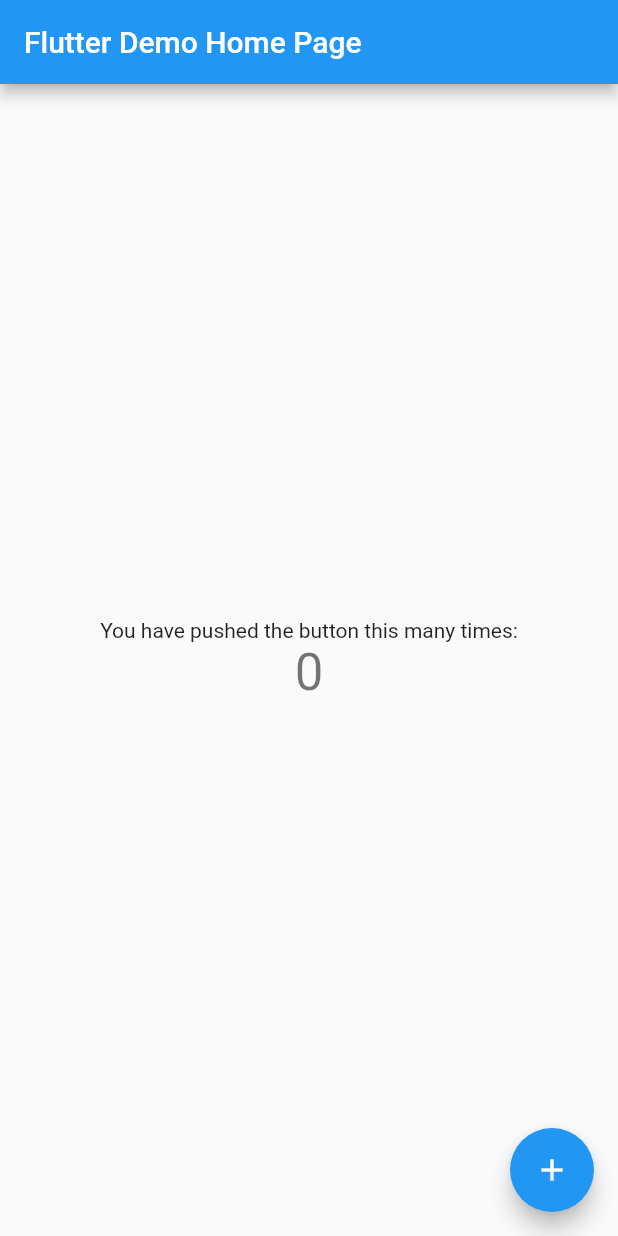
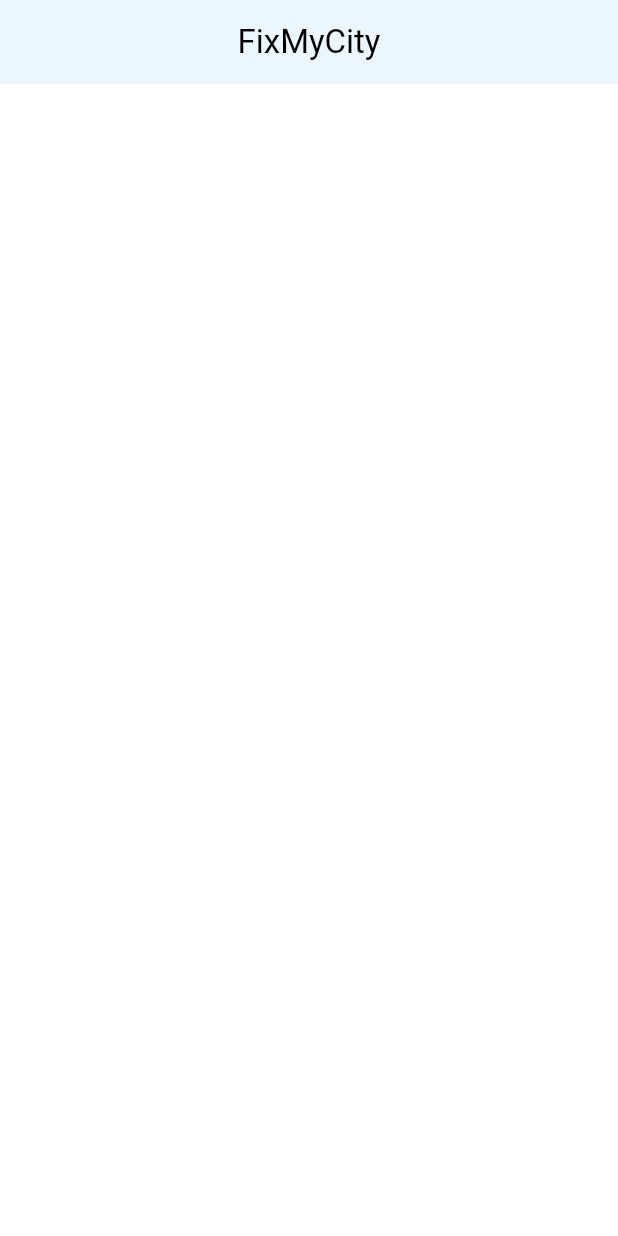
Before and after one commit to madhavbiju/FixMyCity, a Flutter app: the screen it shows after launch, on a phone screen of 412 x 824 dp. Run offline on Flutter 3.47's test engine with Material 2 defaults, Android fonts, the phone set to English and light mode, and no system bars; drawn by our look-alikes of dynamic_color.

Commit message:
Hello MD3

```diff
--- /dev/null
+++ b/lib/Screens/home.dart
@@ -0,0 +1,19 @@
+import 'package:flutter/material.dart';
+
+class HomePage extends StatefulWidget {
+  @override
+  _HomePageState createState() => _HomePageState();
+}
+
+class _HomePageState extends State<HomePage> {
+  @override
+  Widget build(BuildContext context) {
+    return Scaffold(
+      appBar: AppBar(
+        elevation: 4,
+        centerTitle: true,
+        title: Text('FixMyCity'),
+      ),
+    );
+  }
+}
--- a/lib/main.dart
+++ b/lib/main.dart
@@ -1,115 +1,35 @@
 import 'package:flutter/material.dart';
+import 'package:dynamic_color/dynamic_color.dart';
+import 'package:fixmycity/Screens/home.dart';
 
 void main() {
   runApp(const MyApp());
 }
 
 class MyApp extends StatelessWidget {
-  const MyApp({super.key});
+  const MyApp({Key? key}) : super(key: key);
+  static final _defaultLightColorScheme =
+      ColorScheme.fromSwatch(primarySwatch: Colors.blue);
 
-  // This widget is the root of your application.
-  @override
-  Widget build(BuildContext context) {
-    return MaterialApp(
-      title: 'Flutter Demo',
-      theme: ThemeData(
-        // This is the theme of your application.
-        //
-        // Try running your application with "flutter run". You'll see the
-        // application has a blue toolbar. Then, without quitting the app, try
-        // changing the primarySwatch below to Colors.green and then invoke
-        // "hot reload" (press "r" in the console where you ran "flutter run",
-        // or simply save your changes to "hot reload" in a Flutter IDE).
-        // Notice that the counter didn't reset back to zero; the application
-        // is not restarted.
-        primarySwatch: Colors.blue,
-      ),
-      home: const MyHomePage(title: 'Flutter Demo Home Page'),
-    );
-  }
-}
-
-class MyHomePage extends StatefulWidget {
-  const MyHomePage({super.key, required this.title});
-
-  // This widget is the home page of your application. It is stateful, meaning
-  // that it has a State object (defined below) that contains fields that affect
-  // how it looks.
-
-  // This class is the configuration for the state. It holds the values (in this
-  // case the title) provided by the parent (in this case the App widget) and
-  // used by the build method of the State. Fields in a Widget subclass are
-  // always marked "final".
-
-  final String title;
-
-  @override
-  State<MyHomePage> createState() => _MyHomePageState();
-}
-
-class _MyHomePageState extends State<MyHomePage> {
-  int _counter = 0;
-
-  void _incrementCounter() {
-    setState(() {
-      // This call to setState tells the Flutter framework that something has
-      // changed in this State, which causes it to rerun the build method below
-      // so that the display can reflect the updated values. If we changed
-      // _counter without calling setState(), then the build method would not be
-      // called again, and so nothing would appear to happen.
-      _counter++;
-    });
-  }
+  static final _defaultDarkColorScheme = ColorScheme.fromSwatch(
+      primarySwatch: Colors.blue, brightness: Brightness.dark);
 
   @override
   Widget build(BuildContext context) {
-    // This method is rerun every time setState is called, for instance as done
-    // by the _incrementCounter method above.
-    //
-    // The Flutter framework has been optimized to make rerunning build methods
-    // fast, so that you can just rebuild anything that needs updating rather
-    // than having to individually change instances of widgets.
-    return Scaffold(
-      appBar: AppBar(
-        // Here we take the value from the MyHomePage object that was created by
-        // the App.build method, and use it to set our appbar title.
-        title: Text(widget.title),
-      ),
-      body: Center(
-        // Center is a layout widget. It takes a single child and positions it
-        // in the middle of the parent.
-        child: Column(
-          // Column is also a layout widget. It takes a list of children and
-          // arranges them vertically. By default, it sizes itself to fit its
-          // children horizontally, and tries to be as tall as its parent.
-          //
-          // Invoke "debug painting" (press "p" in the console, choose the
-          // "Toggle Debug Paint" action from the Flutter Inspector in Android
-          // Studio, or the "Toggle Debug Paint" command in Visual Studio Code)
-          // to see the wireframe for each widget.
-          //
-          // Column has various properties to control how it sizes itself and
-          // how it positions its children. Here we use mainAxisAlignment to
-          // center the children vertically; the main axis here is the vertical
-          // axis because Columns are vertical (the cross axis would be
-          // horizontal).
-          mainAxisAlignment: MainAxisAlignment.center,
-          children: <Widget>[
-            const Text(
-              'You have pushed the button this many times:',
-            ),
-            Text(
-              '$_counter',
-              style: Theme.of(context).textTheme.headlineMedium,
-            ),
-          ],
+    return DynamicColorBuilder(builder: (lightColorScheme, darkColorScheme) {
+      return MaterialApp(
+        title: 'Classes to Attend',
+        theme: ThemeData(
+          colorScheme: lightColorScheme ?? _defaultLightColorScheme,
+          useMaterial3: true,
         ),
-      ),
-      floatingActionButton: FloatingActionButton(
-        onPressed: _incrementCounter,
-        tooltip: 'Increment',
-        child: const Icon(Icons.add),
-      ), // This trailing comma makes auto-formatting nicer for build methods.
-    );
+        darkTheme: ThemeData(
+          colorScheme: darkColorScheme ?? _defaultDarkColorScheme,
+          useMaterial3: true,
+        ),
+        themeMode: ThemeMode.system,
+        home: HomePage(),
+      );
+    });
   }
 }
--- a/pubspec.yaml
+++ b/pubspec.yaml
@@ -35,6 +35,7 @@
   # The following adds the Cupertino Icons font to your application.
   # Use with the CupertinoIcons class for iOS style icons.
   cupertino_icons: ^1.0.2
+  dynamic_color: ^1.6.2
 
 dev_dependencies:
   flutter_test:
```
Also changed, not shown: pubspec.lock, 5 other files.
